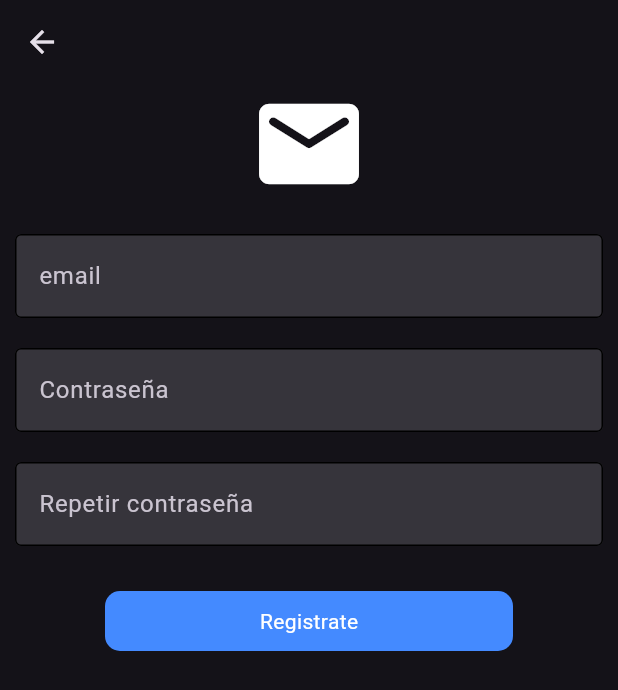
After one commit to cvc953/proyecto-de-desarrollo-de-software, a Flutter app: the Registro screen opened directly, on a phone screen of 412 x 824 dp. The commit adds this screen. Shown: the top 690 px of the screen. Run offline on Flutter 3.47's test engine with Material 3 defaults, Android fonts, the phone set to English and light mode, and no system bars; our stand-ins replace flutter_signin_button, flutter_speed_dial.

Commit message:
agrege la pagina de registro de usuario

```diff
--- a/lib/cuenta.dart
+++ b/lib/cuenta.dart
@@ -16,7 +16,7 @@ class _Cuentas extends State<Cuentas> {
     //final screenSize = MediaQuery.onPressedf(context).size;
     return Scaffold(
       appBar: AppBar(
-        backgroundColor: Colors.deepPurpleAccent,
+        //backgroundColor: Colors.deepPurpleAccent,
         title: Center(child: Text('Cuentas')),
       ),
       body: Center(
--- /dev/null
+++ b/lib/registro.dart
@@ -0,0 +1,92 @@
+import 'package:ap/LoginInput.dart';
+import 'package:ap/ui.dart';
+import 'package:flutter/material.dart';
+import 'package:ap/paginaprincipal.dart';
+
+class Registro extends StatelessWidget {
+  Registro({super.key});
+
+  final email = TextEditingController();
+  final password = TextEditingController();
+  final password2 = TextEditingController();
+
+  @override
+  Widget build(BuildContext context) {
+    return Scaffold(
+      appBar: AppBar(),
+      body: SafeArea(
+        child: SingleChildScrollView(
+          child: Column(
+            children: [
+              Icon(Icons.email_rounded, size: 80),
+              SizedBox(height: 10),
+              LoginInput(
+                controller: email,
+                hintText: AutofillHints.email,
+                obscureText: false,
+              ),
+
+              LoginInput(
+                controller: password,
+                hintText: 'Contraseña',
+                obscureText: true,
+              ),
+
+              LoginInput(
+                controller: password2,
+                hintText: 'Repetir contraseña',
+                obscureText: true,
+              ),
+
+              SizedBox(height: 20),
+
+              GestureDetector(
+                child: Container(
+                  padding: EdgeInsets.symmetric(horizontal: 20, vertical: 10),
+                  margin: EdgeInsets.symmetric(horizontal: 70),
+                  decoration: BoxDecoration(
+                    color: Colors.blueAccent,
+                    borderRadius: BorderRadius.circular(10),
+                  ),
+
+                  child: Center(
+                    child: Text(
+                      'Registrate',
+                      style: TextStyle(color: Colors.white),
+                    ),
+                  ),
+                ),
+                onTap: () {
+                  if (password2 == password) {
+                    Navigator.of(context).push(
+                      MaterialPageRoute(
+                        builder: (context) => Paginaprincipal(),
+                      ),
+                    );
+                  } else {
+                    showDialog(
+                      context: context,
+                      builder: (BuildContext context) {
+                        return AlertDialog(
+                          title: Text('Las contraseñas no coinciden'),
+                          actions: <Widget>[
+                            TextButton(
+                              child: Text('Aceptar'),
+                              onPressed: () {
+                                Navigator.of(context).pop();
+                              },
+                            ),
+                          ],
+                        );
+                      },
+                    );
+                  }
+                },
+              ),
+            ],
+          ),
+        ),
+      ),
+    );
+  }
+}
```
Also changed, not shown: lib/login.dart (+9 -1 lines), lib/main.dart (+4 -3 lines), lib/paginaprincipal.dart (+5 -4 lines), lib/ui.dart (+60 -5 lines).
